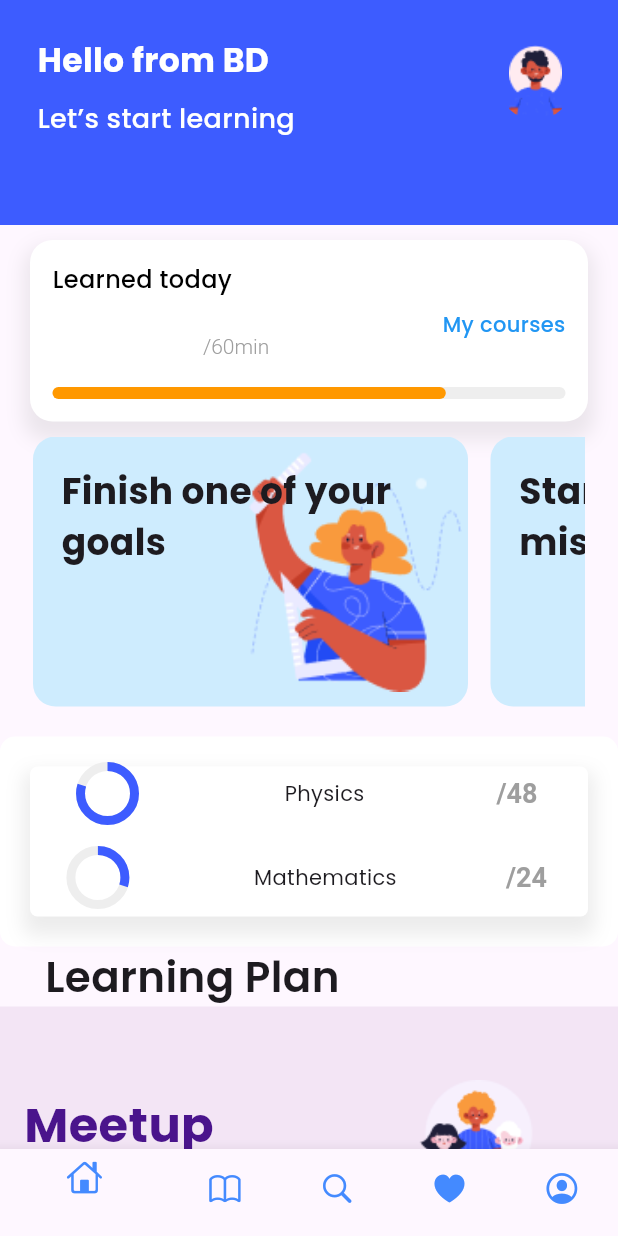
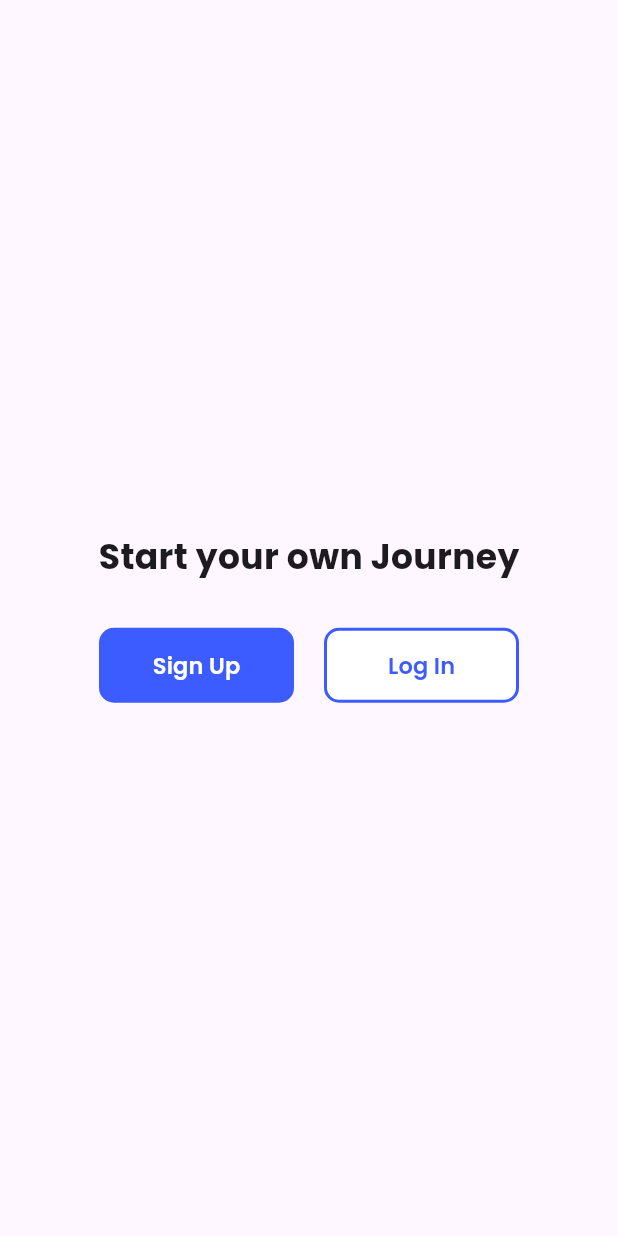
Before and after one commit to vcffff/needai, a Flutter app: the screen it shows after launch, on a phone screen of 412 x 824 dp. Run offline on Flutter 3.47's test engine with Material 3 defaults, Android fonts, the phone set to English and light mode, and no system bars; our stand-ins replace cloud_firestore, firebase_core, google_fonts, youtube_player_iframe; accounts and stored records are empty.

```diff
--- a/lib/main.dart
+++ b/lib/main.dart
@@ -1,6 +1,8 @@
 import 'package:firebase_core/firebase_core.dart';
 import 'package:flutter/cupertino.dart';
 import 'package:google_fonts/google_fonts.dart';
+import 'package:needai/app.dart';
+import 'package:needai/presentation/screens/auth.dart';
 import 'package:needai/presentation/screens/courses.dart';
 import 'package:needai/presentation/screens/favourites.dart';
 import 'package:needai/presentation/screens/firstpage.dart';
@@ -29,72 +31,8 @@ class MainApp extends StatelessWidget {
         debugShowCheckedModeBanner: false,
 
         theme: ThemeData(textTheme: GoogleFonts.poppinsTextTheme()),
-        home: MainPage(),
+        home: Authourization(),
       ),
     );
   }
 }
-
-class MainPage extends StatefulWidget {
-  const MainPage({super.key});
-
-  @override
-  State<MainPage> createState() => _MainPageState();
-}
-
-class _MainPageState extends State<MainPage> {
-  int current = 0;
-  void changepage(int index) {
-    setState(() {
-      current = index;
-    });
-  }
-
-  List<Widget> pages = [
-    // Header Section
-    Firstpage(),
-    // White Card Section
-    SecondPage(),
-
-    //list of cources
-    Course(),
-
-    //favourites
-    FavoritesPage(),
-  ];
-  @override
-  Widget build(BuildContext context) {
-    return Scaffold(
-      body: pages[current],
-      bottomNavigationBar: BottomNavigationBar(
-        onTap: changepage,
-        currentIndex: current,
-        items: const [
-          BottomNavigationBarItem(
-            label: 'Home',
-            icon: Icon(CupertinoIcons.home, color: Colors.blueAccent),
-          ),
-          BottomNavigationBarItem(
-            label: 'Course',
-            icon: Icon(CupertinoIcons.book, color: Colors.blueAccent),
-          ),
-          BottomNavigationBarItem(
-            label: 'Search',
-            icon: Icon(CupertinoIcons.search, color: Colors.blueAccent),
-          ),
-          BottomNavigationBarItem(
-            label: 'Message',
-            icon: Icon(CupertinoIcons.heart_fill, color: Colors.blueAccent),
-          ),
-          BottomNavigationBarItem(
-            label: 'Profile',
-            icon: Icon(
-              CupertinoIcons.profile_circled,
-              color: Colors.blueAccent,
-            ),
-          ),
-        ],
-      ),
-    );
-  }
-}
--- /dev/null
+++ b/lib/presentation/screens/auth.dart
@@ -0,0 +1,16 @@
+import 'package:flutter/material.dart';
+import 'package:needai/presentation/screens/auth/fore_auth_page.dart';
+
+class Authourization extends StatefulWidget {
+  const Authourization({super.key});
+
+  @override
+  State<Authourization> createState() => _AuthourizationState();
+}
+
+class _AuthourizationState extends State<Authourization> {
+  @override
+  Widget build(BuildContext context) {
+    return FirstAuthorizationPage();
+  }
+}
--- /dev/null
+++ b/lib/presentation/screens/auth/fore_auth_page.dart
@@ -0,0 +1,94 @@
+import 'package:flutter/material.dart';
+import 'package:needai/presentation/screens/auth/log_in.dart';
+
+class FirstAuthorizationPage extends StatefulWidget {
+  const FirstAuthorizationPage({super.key});
+
+  @override
+  State<FirstAuthorizationPage> createState() => _FirstAuthorizationPageState();
+}
+
+class _FirstAuthorizationPageState extends State<FirstAuthorizationPage> {
+  @override
+  Widget build(BuildContext context) {
+    return Scaffold(
+      body: Column(
+        mainAxisAlignment: MainAxisAlignment.center,
+        children: [
+          Container(
+            padding: EdgeInsets.all(20),
+            child: Column(
+              children: [
+                Text(
+                  'Start your own Journey',
+                  style: TextStyle(fontSize: 23, fontWeight: FontWeight.bold),
+                ),
+                SizedBox(height: 30),
+                Row(
+                  mainAxisAlignment: MainAxisAlignment.center,
+                  children: [
+                    FilledButton(
+                      onPressed: () {
+                        Navigator.push(
+                          context,
+                          MaterialPageRoute(
+                            builder: (context) => LogOrSign(isSigned: false),
+                          ),
+                        );
+                      },
+                      style: FilledButton.styleFrom(
+                        backgroundColor: Color.fromRGBO(61, 92, 255, 1),
+                        foregroundColor: Colors.white,
+                        minimumSize: Size(130, 50),
+                        shape: RoundedRectangleBorder(
+                          borderRadius: BorderRadius.circular(10),
+                        ),
+                      ),
+                      child: Text(
+                        'Sign Up',
+                        style: TextStyle(
+                          fontSize: 15,
+                          fontWeight: FontWeight.w600,
+                        ),
+                      ),
+                    ),
+                    SizedBox(width: 20),
+                    FilledButton(
+                      onPressed: () {
+                        Navigator.push(
+                          context,
+                          MaterialPageRoute(
+                            builder: (context) => LogOrSign(isSigned: true),
+                          ),
+                        );
+                      },
+                      style: FilledButton.styleFrom(
+                        backgroundColor: Colors.white,
+                        foregroundColor: Color.fromRGBO(61, 92, 255, 1),
+                        minimumSize: Size(130, 50),
+                        shape: RoundedRectangleBorder(
+                          borderRadius: BorderRadius.circular(10),
+                          side: BorderSide(
+                            color: Color.fromRGBO(61, 92, 255, 1),
+                            width: 2.0,
+                          ),
+                        ),
+                      ),
+                      child: Text(
+                        'Log In',
+                        style: TextStyle(
+                          fontSize: 15,
+                          fontWeight: FontWeight.w600,
+                        ),
+                      ),
+                    ),
+                  ],
+                ),
+              ],
+            ),
+          ),
+        ],
+      ),
+    );
+  }
+}
--- a/lib/presentation/screens/courses.dart
+++ b/lib/presentation/screens/courses.dart
@@ -138,7 +138,7 @@ class _CourseState extends State<Course> {
                 context: context,
                 builder: (BuildContext context) {
                   return SizedBox(
-                    height: 500,
+                    height: 900,
                     child: Padding(
                       padding: EdgeInsets.all(10),
                       child: Column(
```
Also changed, not shown: lib/app.dart (+77 -0 lines), lib/presentation/screens/auth/log_in.dart (added, +187 -0 lines), lib/presentation/screens/coursePagedetail.dart (+6 -5 lines).
